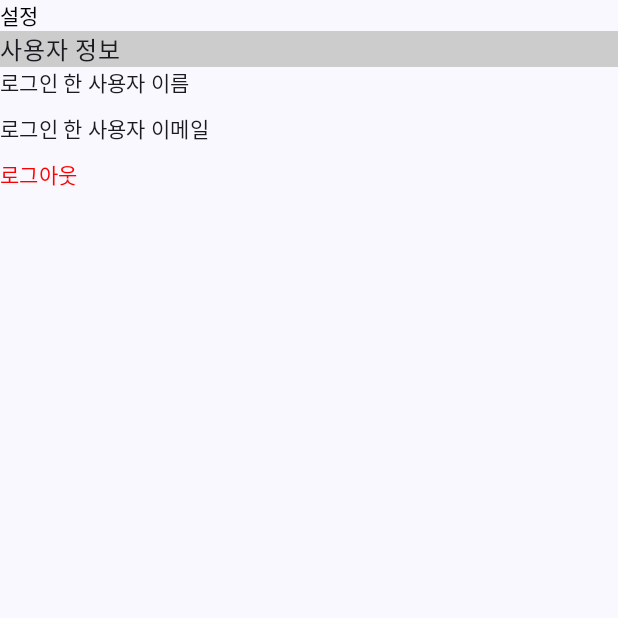
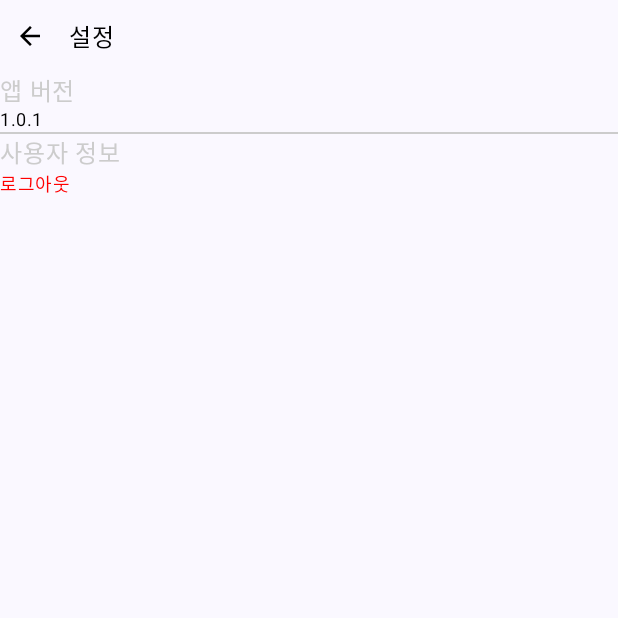
Before and after one commit to jeongmin1230/TodoList, an Android app built with Jetpack Compose: the composable SettingScreen shown on its own in the app's theme, on a phone screen of 412 x 824 dp, the top half of it. Run offline under Robolectric (Android 15) with nearby library versions, the phone set to English and light mode, and no system bars; our stand-ins replace Firebase (no records; nobody signed in at launch, a user with empty details on screens opened directly); 1 statement that could not run was skipped.

Commit message:
<Add.kt> - 상단바 추가
<build.gradle>
- 버전 1.0.1 로 업그레이드

<CommonComposable.kt>
- 상단 바 패딩 수정

<Home.kt>
- 메인 에서만 drawer 버튼 보이게 수정(열고 닫는 액션 위해 클릭 액션 Main.kt 로 뺌)

<Main.kt>
- 사이드 메뉴에 MyPage 추가

<MyPage.kt>
- 로그인 사용자 정보 나오는 화면 구성

<NavDrawer.kt>
- 사이드 메뉴 myPage 추가

<Setting.kt>
- 버전 정보 추가

<strings.xml>
- 필요 string 추가

"1.0.1" 2023. 07. 28(금)

```diff
--- a/app/build.gradle
+++ b/app/build.gradle
@@ -13,7 +13,7 @@ android {
         minSdk 24
         targetSdk 33
         versionCode 1
-        versionName "1.0"
+        versionName "1.0.1"
 
         testInstrumentationRunner "androidx.test.runner.AndroidJUnitRunner"
         vectorDrawables {
--- a/app/src/main/java/com/todo/todolist/screen/CommonComposable.kt
+++ b/app/src/main/java/com/todo/todolist/screen/CommonComposable.kt
@@ -51,10 +51,12 @@ fun AppBar(text: String, onBackClick: () -> Unit) {
         Image(imageVector = ImageVector.vectorResource(id = R.drawable.ic_back),
             contentDescription = stringResource(id = R.string.back_description),
             modifier = Modifier
-                .padding(horizontal = 12.dp)
+                .padding(start = 10.dp, top = 14.dp, end = 16.dp, bottom = 14.dp)
                 .clickable(interactionSource = MutableInteractionSource(), indication = null) { onBackClick() })
         Text(text = text,
-            style = MaterialTheme.typography.bodyLarge.copy(Color.Black))
+            style = MaterialTheme.typography.bodyLarge.copy(Color.Black),
+            modifier = Modifier.padding(end = 10.dp)
+        )
     }
 }
 
--- a/app/src/main/java/com/todo/todolist/screen/drawer/Setting.kt
+++ b/app/src/main/java/com/todo/todolist/screen/drawer/Setting.kt
@@ -3,12 +3,11 @@ package com.todo.todolist.screen.drawer
 import android.content.Context
 import android.content.Intent
 import android.widget.Toast
-import androidx.compose.foundation.background
+import androidx.compose.foundation.BorderStroke
+import androidx.compose.foundation.border
 import androidx.compose.foundation.clickable
-import androidx.compose.foundation.layout.Column
-import androidx.compose.foundation.layout.Row
-import androidx.compose.foundation.layout.fillMaxWidth
-import androidx.compose.foundation.layout.padding
+import androidx.compose.foundation.layout.*
+import androidx.compose.material3.Divider
 import androidx.compose.material3.MaterialTheme
 import androidx.compose.material3.Text
 import androidx.compose.runtime.*
@@ -17,50 +16,37 @@ import androidx.compose.ui.graphics.Color
 import androidx.compose.ui.platform.LocalContext
 import androidx.compose.ui.res.stringResource
 import androidx.compose.ui.unit.dp
+import androidx.navigation.NavHostController
 import com.google.firebase.auth.FirebaseAuth
+import com.todo.todolist.BuildConfig
 import com.todo.todolist.R
-import com.todo.todolist.UserInfo
+import com.todo.todolist.screen.AppBar
 import com.todo.todolist.screen.ConfirmDialog
 import com.todo.todolist.screen.Login
 
 @Composable
-fun SettingScreen() {
+fun SettingScreen(drawerController: NavHostController) {
     val context = LocalContext.current
     var showConfirmDialog by remember { mutableStateOf(false) }
     Column {
-        Text(text = stringResource(id = R.string.setting),
-            style = MaterialTheme.typography.bodyMedium.copy(Color.Black))
+        AppBar(text = stringResource(id = R.string.setting)) { drawerController.popBackStack() }
+        Text(
+            text = stringResource(id = R.string.app_version),
+            style = MaterialTheme.typography.bodyLarge.copy(Color.LightGray),
+            modifier = Modifier.fillMaxWidth()
+        )
+        Text(
+            text = BuildConfig.VERSION_NAME,
+            style = MaterialTheme.typography.bodySmall.copy(Color.Black)
+        )
+        Divider(modifier = Modifier.border(BorderStroke(1.dp, Color.LightGray)))
         Text(
             text = stringResource(id = R.string.user_state),
-            style = MaterialTheme.typography.bodyLarge,
-            modifier = Modifier
-                .fillMaxWidth()
-                .background(Color.LightGray)
+            style = MaterialTheme.typography.bodyLarge.copy(Color.LightGray),
+            modifier = Modifier.fillMaxWidth()
         )
-        Row(Modifier.padding(bottom = 10.dp)) {
-            Text(
-                text = stringResource(id = R.string.login_name),
-                style = MaterialTheme.typography.bodyMedium,
-                modifier = Modifier.padding(end = 10.dp)
-            )
-            Text(
-                text = UserInfo.userName,
-                style = MaterialTheme.typography.bodyMedium
-            )
-        }
-        Row(Modifier.padding(bottom = 10.dp)) {
-            Text(
-                text = stringResource(id = R.string.login_email),
-                style = MaterialTheme.typography.bodyMedium,
-                modifier = Modifier.padding(end = 10.dp)
-            )
-            Text(
-                text = UserInfo.userEmail,
-                style = MaterialTheme.typography.bodyMedium
-            )
-        }
         Text(text = stringResource(id = R.string.logout),
-            style = MaterialTheme.typography.bodyMedium.copy(Color.Red),
+            style = MaterialTheme.typography.bodySmall.copy(Color.Red),
             modifier = Modifier.clickable { showConfirmDialog = true })
     }
 
--- /dev/null
+++ b/app/src/main/res/drawable/ic_my_page.xml
@@ -0,0 +1,5 @@
+<vector android:height="24dp" android:tint="#000000"
+    android:viewportHeight="24" android:viewportWidth="24"
+    android:width="24dp" xmlns:android="http://schemas.android.com/apk/res/android">
+    <path android:fillColor="@android:color/white" android:pathData="M12,12c2.21,0 4,-1.79 4,-4s-1.79,-4 -4,-4 -4,1.79 -4,4 1.79,4 4,4zM12,14c-2.67,0 -8,1.34 -8,4v2h16v-2c0,-2.66 -5.33,-4 -8,-4z"/>
+</vector>
--- a/app/src/main/res/values/strings.xml
+++ b/app/src/main/res/values/strings.xml
@@ -34,16 +34,17 @@
     <string name="login_name">로그인 한 사용자 이름</string>
     <string name="login_email">로그인 한 사용자 이메일</string>
     <string name="logout">로그아웃</string>
+    <string name="app_version">앱 버전</string>
     <string name="do_logout">로그아웃 하겠습니까?</string>
     <string name="yes">예</string>
     <string name="no">아니오</string>
     <string name="logout_apply">로그아웃 했습니다.</string>
-    <string name="auto_login">자동로그인</string>
 
     <string name="to_home">홈으로</string>
     <string name="to_add">할 일 추가</string>
     <string name="enter_todo">할 일을 입력 하세요.</string>
     <string name="add_todo">추가</string>
+    <string name="my_page">마이페이지</string>
     <string name="to_setting">설정으로</string>
     <string name="setting">설정</string>
 </resources>
```
Also changed, not shown: app/src/main/java/com/todo/todolist/Main.kt (+9 -11 lines), app/src/main/java/com/todo/todolist/screen/drawer/Add.kt (+6 -5 lines), app/src/main/java/com/todo/todolist/screen/drawer/Home.kt (+12 -5 lines), app/src/main/java/com/todo/todolist/screen/drawer/MyPage.kt (added, +44 -0 lines), app/src/main/java/com/todo/todolist/screen/drawer/NavDrawer.kt (+5 -3 lines).
